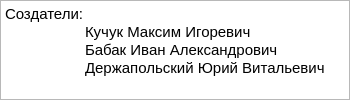
MaksKuchuk/CompGr, file aboutwidget.ui: the form before one commit.
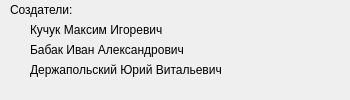
The form after the commit.

Commit message: fix about widget and information widget

```diff
--- a/aboutwidget.ui
+++ b/aboutwidget.ui
@@ -2,6 +2,9 @@
 <ui version="4.0">
  <class>AboutWidget</class>
  <widget class="QWidget" name="AboutWidget">
+  <property name="enabled">
+   <bool>true</bool>
+  </property>
   <property name="geometry">
    <rect>
     <x>0</x>
@@ -31,48 +34,56 @@
   <property name="windowTitle">
    <string>Form</string>
   </property>
-  <widget class="QTextBrowser" name="textBrowser">
-   <property name="enabled">
-    <bool>true</bool>
-   </property>
+  <widget class="QLabel" name="label">
    <property name="geometry">
     <rect>
-     <x>0</x>
+     <x>10</x>
      <y>0</y>
-     <width>350</width>
-     <height>100</height>
+     <width>330</width>
+     <height>20</height>
     </rect>
    </property>
-   <property name="sizePolicy">
-    <sizepolicy hsizetype="Fixed" vsizetype="Fixed">
-     <horstretch>0</horstretch>
-     <verstretch>0</verstretch>
-    </sizepolicy>
+   <property name="text">
+    <string>Создатели:</string>
    </property>
-   <property name="minimumSize">
-    <size>
-     <width>350</width>
-     <height>100</height>
-    </size>
+  </widget>
+  <widget class="QLabel" name="label_2">
+   <property name="geometry">
+    <rect>
+     <x>30</x>
+     <y>20</y>
+     <width>320</width>
+     <height>20</height>
+    </rect>
    </property>
-   <property name="maximumSize">
-    <size>
-     <width>350</width>
-     <height>100</height>
-    </size>
+   <property name="text">
+    <string>Кучук Максим Игоревич</string>
    </property>
-   <property name="html">
-    <string>&lt;!DOCTYPE HTML PUBLIC &quot;-//W3C//DTD HTML 4.0//EN&quot; &quot;http://www.w3.org/TR/REC-html40/strict.dtd&quot;&gt;
-&lt;html&gt;&lt;head&gt;&lt;meta name=&quot;qrichtext&quot; content=&quot;1&quot; /&gt;&lt;meta charset=&quot;utf-8&quot; /&gt;&lt;style type=&quot;text/css&quot;&gt;
-p, li { white-space: pre-wrap; }
-hr { height: 1px; border-width: 0; }
-li.unchecked::marker { content: &quot;\2610&quot;; }
-li.checked::marker { content: &quot;\2612&quot;; }
-&lt;/style&gt;&lt;/head&gt;&lt;body style=&quot; font-family:'Cantarell'; font-size:11pt; font-weight:400; font-style:normal;&quot;&gt;
-&lt;p style=&quot; margin-top:0px; margin-bottom:0px; margin-left:0px; margin-right:0px; -qt-block-indent:0; text-indent:0px;&quot;&gt;Создатели:&lt;/p&gt;
-&lt;p style=&quot; margin-top:0px; margin-bottom:0px; margin-left:0px; margin-right:0px; -qt-block-indent:0; text-indent:0px;&quot;&gt;	Кучук Максим Игоревич&lt;/p&gt;
-&lt;p style=&quot; margin-top:0px; margin-bottom:0px; margin-left:0px; margin-right:0px; -qt-block-indent:0; text-indent:0px;&quot;&gt;	Бабак Иван Александрович&lt;/p&gt;
-&lt;p style=&quot; margin-top:0px; margin-bottom:0px; margin-left:0px; margin-right:0px; -qt-block-indent:0; text-indent:0px;&quot;&gt;	Держапольский Юрий Витальевич&lt;/p&gt;&lt;/body&gt;&lt;/html&gt;</string>
+  </widget>
+  <widget class="QLabel" name="label_3">
+   <property name="geometry">
+    <rect>
+     <x>30</x>
+     <y>40</y>
+     <width>320</width>
+     <height>20</height>
+    </rect>
+   </property>
+   <property name="text">
+    <string>Бабак Иван Александрович</string>
+   </property>
+  </widget>
+  <widget class="QLabel" name="label_4">
+   <property name="geometry">
+    <rect>
+     <x>30</x>
+     <y>60</y>
+     <width>320</width>
+     <height>20</height>
+    </rect>
+   </property>
+   <property name="text">
+    <string>Держапольский Юрий Витальевич</string>
    </property>
   </widget>
  </widget>
```
The commit also changes 5 other files.
